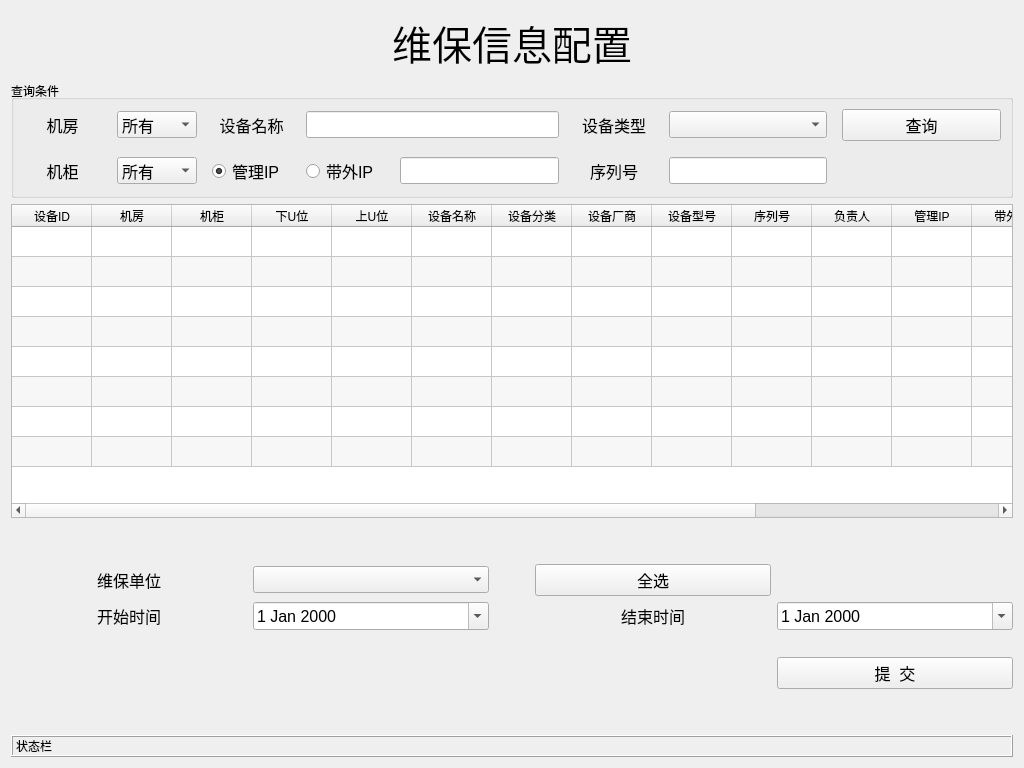
The window that ui/warranty_config.ui (tainyuhong/pyside_machine_system) describes before a commit, drawn with Qt 5.
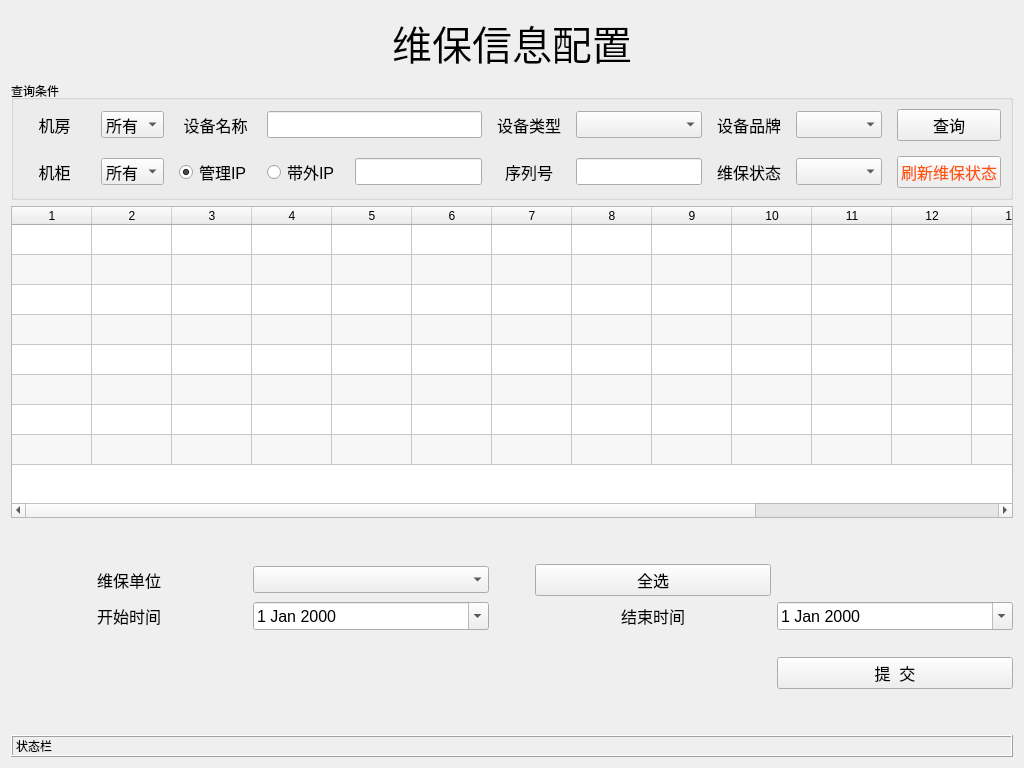
The same window after the commit.

Commit message: 1、增加维保配置菜单 2、优化维保信息查询界面 3、数据库中增加维保视图字段

```diff
--- a/ui/warranty_config.ui
+++ b/ui/warranty_config.ui
@@ -57,51 +57,40 @@
        </property>
        <layout class="QHBoxLayout" name="horizontalLayout_2">
         <item>
-         <layout class="QGridLayout" name="gridLayout" columnstretch="1,1,1,1,2,1,1,1,2">
+         <layout class="QGridLayout" name="gridLayout" columnstretch="1,1,1,1,2,1,1,1,1,1,1">
           <property name="spacing">
            <number>15</number>
           </property>
-          <item row="1" column="3">
-           <widget class="QRadioButton" name="rd_bmc_ip">
+          <item row="0" column="2">
+           <widget class="QLabel" name="lb_machine_name">
             <property name="font">
              <font>
               <pointsize>12</pointsize>
              </font>
             </property>
             <property name="text">
-             <string>带外IP</string>
+             <string>设备名称</string>
             </property>
+            <property name="alignment">
+             <set>Qt::AlignCenter</set>
+            </property>
            </widget>
           </item>
-          <item row="0" column="0">
-           <widget class="QLabel" name="label_5">
+          <item row="0" column="5">
+           <widget class="QLabel" name="label_7">
             <property name="font">
              <font>
               <pointsize>12</pointsize>
              </font>
             </property>
             <property name="text">
-             <string>机房</string>
+             <string>设备类型</string>
             </property>
             <property name="alignment">
              <set>Qt::AlignCenter</set>
             </property>
            </widget>
           </item>
-          <item row="0" column="1">
-           <widget class="QComboBox" name="cb_room">
-            <property name="font">
-             <font>
-              <pointsize>12</pointsize>
-             </font>
-            </property>
-            <item>
-             <property name="text">
-              <string>所有</string>
-             </property>
-            </item>
-           </widget>
-          </item>
           <item row="0" column="3" colspan="2">
            <widget class="QLineEdit" name="le_machine_name">
             <property name="font">
@@ -112,6 +101,27 @@
            </widget>
           </item>
           <item row="0" column="8">
+           <widget class="QLabel" name="label">
+            <property name="font">
+             <font>
+              <pointsize>12</pointsize>
+             </font>
+            </property>
+            <property name="text">
+             <string>设备品牌</string>
+            </property>
+           </widget>
+          </item>
+          <item row="0" column="6" colspan="2">
+           <widget class="QComboBox" name="cb_sort">
+            <property name="font">
+             <font>
+              <pointsize>12</pointsize>
+             </font>
+            </property>
+           </widget>
+          </item>
+          <item row="0" column="10">
            <widget class="QPushButton" name="bt_select">
             <property name="font">
              <font>
@@ -123,6 +133,35 @@
             </property>
            </widget>
           </item>
+          <item row="0" column="1">
+           <widget class="QComboBox" name="cb_room">
+            <property name="font">
+             <font>
+              <pointsize>12</pointsize>
+             </font>
+            </property>
+            <item>
+             <property name="text">
+              <string>所有</string>
+             </property>
+            </item>
+           </widget>
+          </item>
+          <item row="0" column="0">
+           <widget class="QLabel" name="label_5">
+            <property name="font">
+             <font>
+              <pointsize>12</pointsize>
+             </font>
+            </property>
+            <property name="text">
+             <string>机房</string>
+            </property>
+            <property name="alignment">
+             <set>Qt::AlignCenter</set>
+            </property>
+           </widget>
+          </item>
           <item row="1" column="1">
            <widget class="QComboBox" name="cb_cabinet">
             <property name="font">
@@ -137,30 +176,15 @@
             </item>
            </widget>
           </item>
-          <item row="1" column="2">
-           <widget class="QRadioButton" name="rd_mg_ip">
+          <item row="1" column="3">
+           <widget class="QRadioButton" name="rd_bmc_ip">
             <property name="font">
              <font>
               <pointsize>12</pointsize>
              </font>
             </property>
             <property name="text">
-             <string>管理IP</string>
-            </property>
-            <property name="checked">
-             <bool>true</bool>
-            </property>
-           </widget>
-          </item>
-          <item row="1" column="4">
-           <widget class="QLineEdit" name="le_ip">
-            <property name="font">
-             <font>
-              <pointsize>12</pointsize>
-             </font>
-            </property>
-            <property name="text">
-             <string/>
+             <string>带外IP</string>
             </property>
            </widget>
           </item>
@@ -179,45 +203,6 @@
             </property>
            </widget>
           </item>
-          <item row="0" column="2">
-           <widget class="QLabel" name="lb_machine_name">
-            <property name="font">
-             <font>
-              <pointsize>12</pointsize>
-             </font>
-            </property>
-            <property name="text">
-             <string>设备名称</string>
-            </property>
-            <property name="alignment">
-             <set>Qt::AlignCenter</set>
-            </property>
-           </widget>
-          </item>
-          <item row="0" column="6" colspan="2">
-           <widget class="QComboBox" name="cb_sort">
-            <property name="font">
-             <font>
-              <pointsize>12</pointsize>
-             </font>
-            </property>
-           </widget>
-          </item>
-          <item row="0" column="5">
-           <widget class="QLabel" name="label_7">
-            <property name="font">
-             <font>
-              <pointsize>12</pointsize>
-             </font>
-            </property>
-            <property name="text">
-             <string>设备类型</string>
-            </property>
-            <property name="alignment">
-             <set>Qt::AlignCenter</set>
-            </property>
-           </widget>
-          </item>
           <item row="1" column="5">
            <widget class="QLabel" name="label_6">
             <property name="font">
@@ -233,6 +218,24 @@
             </property>
            </widget>
           </item>
+          <item row="1" column="10">
+           <widget class="QPushButton" name="bt_flush">
+            <property name="font">
+             <font>
+              <pointsize>12</pointsize>
+             </font>
+            </property>
+            <property name="toolTip">
+             <string>刷新新上架设备维保信息</string>
+            </property>
+            <property name="styleSheet">
+             <string notr="true">color:rgb(255, 85, 0)</string>
+            </property>
+            <property name="text">
+             <string>刷新维保状态</string>
+            </property>
+           </widget>
+          </item>
           <item row="1" column="6" colspan="2">
            <widget class="QLineEdit" name="le_sn">
             <property name="font">
@@ -242,6 +245,63 @@
             </property>
            </widget>
           </item>
+          <item row="1" column="2">
+           <widget class="QRadioButton" name="rd_mg_ip">
+            <property name="font">
+             <font>
+              <pointsize>12</pointsize>
+             </font>
+            </property>
+            <property name="text">
+             <string>管理IP</string>
+            </property>
+            <property name="checked">
+             <bool>true</bool>
+            </property>
+           </widget>
+          </item>
+          <item row="1" column="4">
+           <widget class="QLineEdit" name="le_ip">
+            <property name="font">
+             <font>
+              <pointsize>12</pointsize>
+             </font>
+            </property>
+            <property name="text">
+             <string/>
+            </property>
+           </widget>
+          </item>
+          <item row="0" column="9">
+           <widget class="QComboBox" name="cb_manfactur">
+            <property name="font">
+             <font>
+              <pointsize>12</pointsize>
+             </font>
+            </property>
+           </widget>
+          </item>
+          <item row="1" column="9">
+           <widget class="QComboBox" name="cb_is_under">
+            <property name="font">
+             <font>
+              <pointsize>12</pointsize>
+             </font>
+            </property>
+           </widget>
+          </item>
+          <item row="1" column="8">
+           <widget class="QLabel" name="label_2">
+            <property name="font">
+             <font>
+              <pointsize>12</pointsize>
+             </font>
+            </property>
+            <property name="text">
+             <string>维保状态</string>
+            </property>
+           </widget>
+          </item>
          </layout>
         </item>
        </layout>
@@ -270,6 +330,9 @@
        <property name="rowCount">
         <number>8</number>
        </property>
+       <property name="columnCount">
+        <number>16</number>
+       </property>
        <attribute name="horizontalHeaderDefaultSectionSize">
         <number>80</number>
        </attribute>
@@ -284,91 +347,22 @@
        <row/>
        <row/>
        <row/>
-       <column>
-        <property name="text">
-         <string>设备ID</string>
-        </property>
-       </column>
-       <column>
-        <property name="text">
-         <string>机房</string>
-        </property>
-       </column>
-       <column>
-        <property name="text">
-         <string>机柜</string>
-        </property>
-       </column>
-       <column>
-        <property name="text">
-         <string>下U位</string>
-        </property>
-       </column>
-       <column>
-        <property name="text">
-         <string>上U位</string>
-        </property>
-       </column>
-       <column>
-        <property name="text">
-         <string>设备名称</string>
-        </property>
-       </column>
-       <column>
-        <property name="text">
-         <string>设备分类</string>
-        </property>
-       </column>
-       <column>
-        <property name="text">
-         <string>设备厂商</string>
-        </property>
-       </column>
-       <column>
-        <property name="text">
-         <string>设备型号</string>
-        </property>
-       </column>
-       <column>
-        <property name="text">
-         <string>序列号</string>
-        </property>
-       </column>
-       <column>
-        <property name="text">
-         <string>负责人</string>
-        </property>
-       </column>
-       <column>
-        <property name="text">
-         <string>管理IP</string>
-        </property>
-       </column>
-       <column>
-        <property name="text">
-         <string>带外IP</string>
-        </property>
-       </column>
-       <column>
-        <property name="text">
-         <string>维保单位</string>
-        </property>
-       </column>
-       <column>
-        <property name="text">
-         <string>维保状态</string>
-        </property>
-       </column>
-       <column>
-        <property name="text">
-         <string>备注</string>
-        </property>
-       </column>
-       <item row="0" column="0">
-        <property name="text">
-         <string/>
-        </property>
-       </item>
+       <column/>
+       <column/>
+       <column/>
+       <column/>
+       <column/>
+       <column/>
+       <column/>
+       <column/>
+       <column/>
+       <column/>
+       <column/>
+       <column/>
+       <column/>
+       <column/>
+       <column/>
+       <column/>
       </widget>
      </item>
      <item>
```
Left out of the diff: 3 changed lines with no effect on the pictures. The commit also changes 13 other files.
